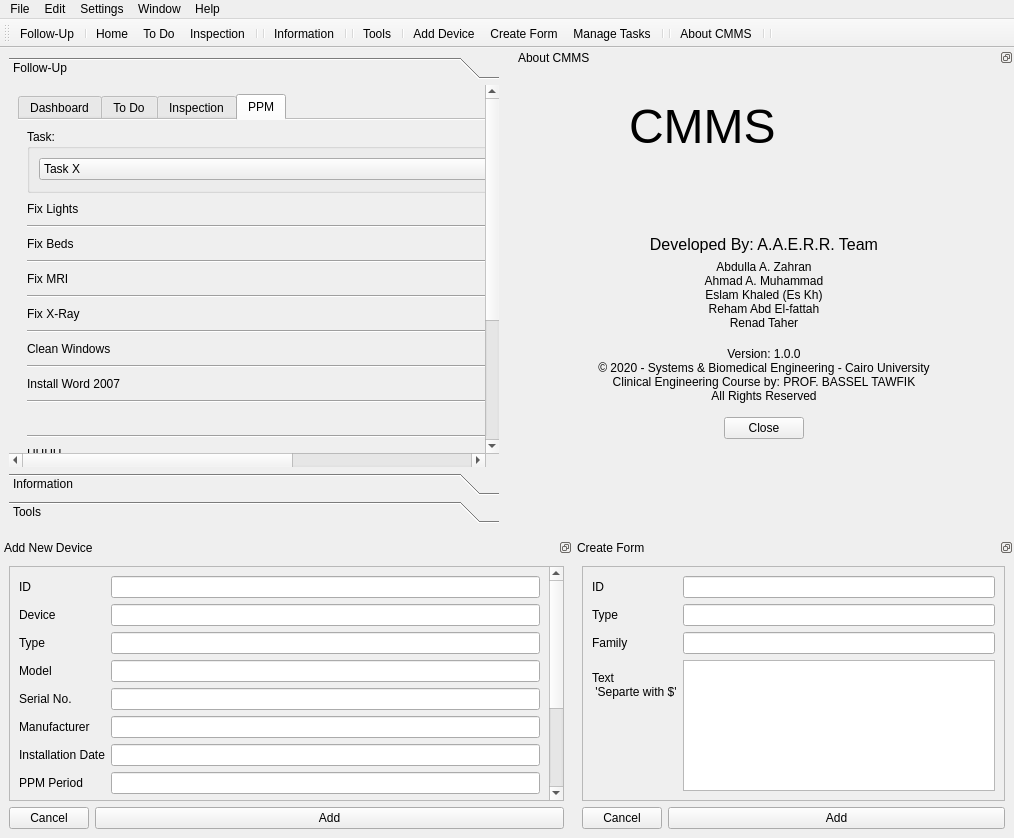
ASquaredM/CMMS-for-healthcare-institutions, file CMMS.ui: the form before one commit.
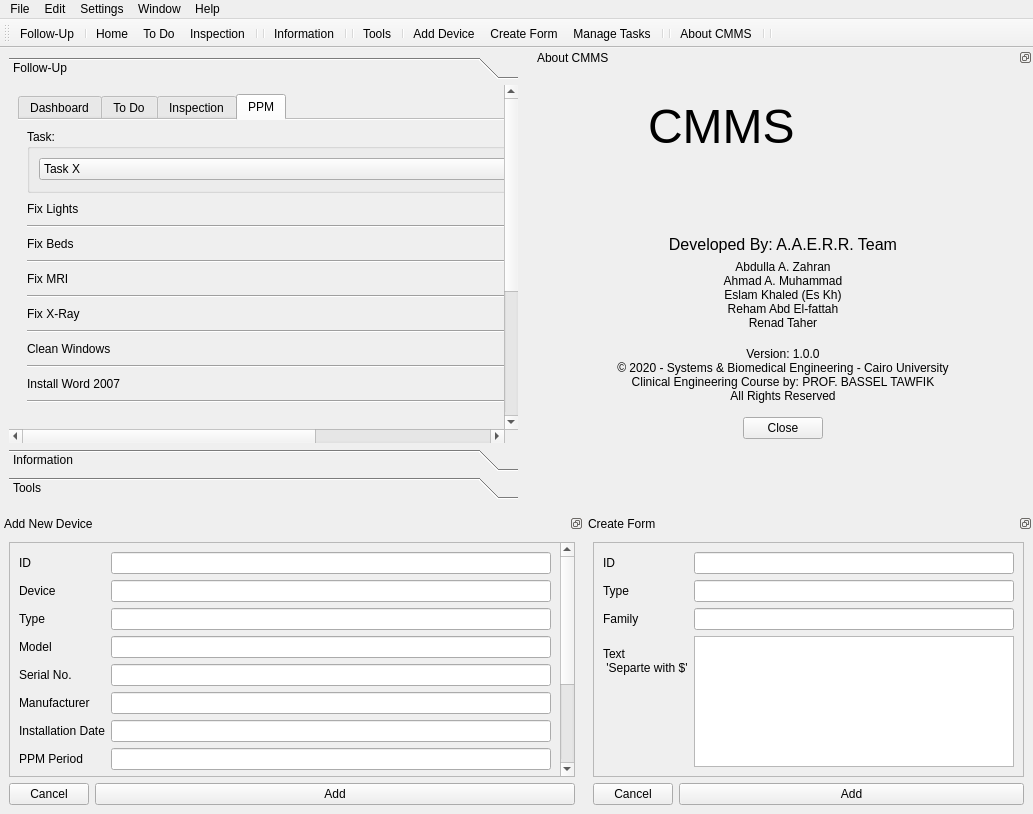
The form after the commit. The open tabs and pages were chosen to show the change. Icons and pictures are not drawn.

What changed in the file:
```diff
--- a/CMMS.ui
+++ b/CMMS.ui
@@ -6,8 +6,8 @@
    <rect>
     <x>0</x>
     <y>0</y>
-    <width>1014</width>
-    <height>838</height>
+    <width>1033</width>
+    <height>814</height>
    </rect>
   </property>
   <property name="windowTitle">
@@ -25,8 +25,8 @@
         <rect>
          <x>0</x>
          <y>-258</y>
-         <width>802</width>
-         <height>650</height>
+         <width>1015</width>
+         <height>634</height>
         </rect>
        </property>
        <attribute name="icon">
@@ -1128,7 +1128,7 @@
               </property>
               <layout class="QGridLayout" name="gridLayout_14">
                <item row="0" column="1">
-                <widget class="QDateEdit" name="dateEdit_3">
+                <widget class="QDateEdit" name="dateEdit">
                  <property name="sizePolicy">
                   <sizepolicy hsizetype="Fixed" vsizetype="Fixed">
                    <horstretch>0</horstretch>
@@ -1191,9 +1191,9 @@
              </widget>
             </item>
             <item>
-             <layout class="QGridLayout" name="gridLayout_13">
+             <layout class="QGridLayout" name="gridLayout_7">
               <item row="14" column="2">
-               <widget class="QCheckBox" name="checkq8_4">
+               <widget class="QCheckBox" name="checkq8">
                 <property name="sizePolicy">
                  <sizepolicy hsizetype="Fixed" vsizetype="Fixed">
                   <horstretch>0</horstretch>
@@ -1206,7 +1206,7 @@
                </widget>
               </item>
               <item row="12" column="2">
-               <widget class="QCheckBox" name="checkq7_4">
+               <widget class="QCheckBox" name="checkq7">
                 <property name="sizePolicy">
                  <sizepolicy hsizetype="Fixed" vsizetype="Fixed">
                   <horstretch>0</horstretch>
@@ -1219,14 +1219,14 @@
                </widget>
               </item>
               <item row="0" column="0">
-               <widget class="QLabel" name="q1_4">
+               <widget class="QLabel" name="q1">
                 <property name="text">
                  <string>Fix Lights</string>
                 </property>
                </widget>
               </item>
               <item row="2" column="2">
-               <widget class="QCheckBox" name="checkq2_4">
+               <widget class="QCheckBox" name="checkq2">
                 <property name="sizePolicy">
                  <sizepolicy hsizetype="Fixed" vsizetype="Fixed">
                   <horstretch>0</horstretch>
@@ -1239,14 +1239,14 @@
                </widget>
               </item>
               <item row="2" column="0">
-               <widget class="QLabel" name="q2_4">
+               <widget class="QLabel" name="q2">
                 <property name="text">
                  <string>Fix Beds</string>
                 </property>
                </widget>
               </item>
               <item row="18" column="2">
-               <widget class="QCheckBox" name="checkq10_4">
+               <widget class="QCheckBox" name="checkq10">
                 <property name="sizePolicy">
                  <sizepolicy hsizetype="Fixed" vsizetype="Fixed">
                   <horstretch>0</horstretch>
@@ -1259,14 +1259,14 @@
                </widget>
               </item>
               <item row="17" column="0">
-               <widget class="Line" name="line_13">
+               <widget class="Line" name="line_9">
                 <property name="orientation">
                  <enum>Qt::Horizontal</enum>
                 </property>
                </widget>
               </item>
               <item row="16" column="2">
-               <widget class="QCheckBox" name="checkq9_4">
+               <widget class="QCheckBox" name="checkq9">
                 <property name="sizePolicy">
                  <sizepolicy hsizetype="Fixed" vsizetype="Fixed">
                   <horstretch>0</horstretch>
@@ -1279,42 +1279,42 @@
                </widget>
               </item>
               <item row="12" column="0">
-               <widget class="QLabel" name="q7_4">
+               <widget class="QLabel" name="q7">
                 <property name="text">
                  <string/>
                 </property>
                </widget>
               </item>
               <item row="8" column="0">
-               <widget class="QLabel" name="q5_4">
+               <widget class="QLabel" name="q5">
                 <property name="text">
                  <string>Clean Windows</string>
                 </property>
                </widget>
               </item>
               <item row="14" column="0">
-               <widget class="QLabel" name="q8_4">
+               <widget class="QLabel" name="q8">
                 <property name="text">
                  <string>HHHH</string>
                 </property>
                </widget>
               </item>
               <item row="18" column="0">
-               <widget class="QLabel" name="q10_4">
+               <widget class="QLabel" name="q10">
                 <property name="text">
                  <string>HhHh</string>
                 </property>
                </widget>
               </item>
               <item row="3" column="0">
-               <widget class="Line" name="line_34">
+               <widget class="Line" name="line_2">
                 <property name="orientation">
                  <enum>Qt::Horizontal</enum>
                 </property>
                </widget>
               </item>
               <item row="6" column="2">
-               <widget class="QCheckBox" name="checkq4_4">
+               <widget class="QCheckBox" name="checkq4">
                 <property name="sizePolicy">
                  <sizepolicy hsizetype="Fixed" vsizetype="Fixed">
                   <horstretch>0</horstretch>
@@ -1327,14 +1327,14 @@
                </widget>
               </item>
               <item row="4" column="0">
-               <widget class="QLabel" name="q3_4">
+               <widget class="QLabel" name="q3">
                 <property name="text">
                  <string>Fix MRI</string>
                 </property>
                </widget>
               </item>
               <item row="4" column="2">
-               <widget class="QCheckBox" name="checkq3_4">
+               <widget class="QCheckBox" name="checkq3">
                 <property name="sizePolicy">
                  <sizepolicy hsizetype="Fixed" vsizetype="Fixed">
                   <horstretch>0</horstretch>
@@ -1347,28 +1347,28 @@
                </widget>
               </item>
               <item row="5" column="0">
-               <widget class="Line" name="line_35">
+               <widget class="Line" name="line_3">
                 <property name="orientation">
                  <enum>Qt::Horizontal</enum>
                 </property>
                </widget>
               </item>
               <item row="16" column="0">
-               <widget class="QLabel" name="q9_4">
+               <widget class="QLabel" name="q9">
                 <property name="text">
                  <string>hhhh</string>
                 </property>
                </widget>
               </item>
               <item row="9" column="0">
-               <widget class="Line" name="line_36">
+               <widget class="Line" name="line_5">
                 <property name="orientation">
                  <enum>Qt::Horizontal</enum>
                 </property>
                </widget>
               </item>
               <item row="10" column="2">
-               <widget class="QCheckBox" name="checkq6_4">
+               <widget class="QCheckBox" name="checkq6">
                 <property name="sizePolicy">
                  <sizepolicy hsizetype="Fixed" vsizetype="Fixed">
                   <horstretch>0</horstretch>
@@ -1381,7 +1381,7 @@
                </widget>
               </item>
               <item row="0" column="2">
-               <widget class="QCheckBox" name="checkq1_4">
+               <widget class="QCheckBox" name="checkq1">
                 <property name="sizePolicy">
                  <sizepolicy hsizetype="Fixed" vsizetype="Fixed">
                   <horstretch>0</horstretch>
@@ -1394,49 +1394,49 @@
                </widget>
               </item>
               <item row="1" column="0">
-               <widget class="Line" name="line_37">
+               <widget class="Line" name="line_1">
                 <property name="orientation">
                  <enum>Qt::Horizontal</enum>
                 </property>
                </widget>
               </item>
               <item row="10" column="0">
-               <widget class="QLabel" name="q6_4">
+               <widget class="QLabel" name="q6">
                 <property name="text">
                  <string>Install Word 2007</string>
                 </property>
                </widget>
               </item>
               <item row="11" column="0">
-               <widget class="Line" name="line_38">
+               <widget class="Line" name="line_6">
                 <property name="orientation">
                  <enum>Qt::Horizontal</enum>
                 </property>
                </widget>
               </item>
               <item row="7" column="0">
-               <widget class="Line" name="line_39">
+               <widget class="Line" name="line_4">
                 <property name="orientation">
                  <enum>Qt::Horizontal</enum>
                 </property>
                </widget>
               </item>
               <item row="13" column="0">
-               <widget class="Line" name="line_40">
+               <widget class="Line" name="line_7">
                 <property name="orientation">
                  <enum>Qt::Horizontal</enum>
                 </property>
                </widget>
               </item>
               <item row="6" column="0">
-               <widget class="QLabel" name="q4_4">
+               <widget class="QLabel" name="q4">
                 <property name="text">
                  <string>Fix X-Ray</string>
                 </property>
                </widget>
               </item>
               <item row="8" column="2">
-               <widget class="QCheckBox" name="checkq5_4">
+               <widget class="QCheckBox" name="checkq5">
                 <property name="sizePolicy">
                  <sizepolicy hsizetype="Fixed" vsizetype="Fixed">
                   <horstretch>0</horstretch>
@@ -1449,14 +1449,14 @@
                </widget>
               </item>
               <item row="15" column="0">
-               <widget class="Line" name="line_41">
+               <widget class="Line" name="line_8">
                 <property name="orientation">
                  <enum>Qt::Horizontal</enum>
                 </property>
                </widget>
               </item>
               <item row="19" column="2">
-               <widget class="QPushButton" name="SubmitAnswers_button_4">
+               <widget class="QPushButton" name="SubmitAnswers_button">
                 <property name="sizePolicy">
                  <sizepolicy hsizetype="Fixed" vsizetype="Fixed">
                   <horstretch>0</horstretch>
@@ -1469,9 +1469,9 @@
                </widget>
               </item>
               <item row="19" column="0">
-               <layout class="QHBoxLayout" name="horizontalLayout_7">
+               <layout class="QHBoxLayout" name="horizontalLayout">
                 <item>
-                 <widget class="QLabel" name="label_4">
+                 <widget class="QLabel" name="label">
                   <property name="font">
                    <font>
                     <weight>75</weight>
@@ -1484,12 +1484,12 @@
                  </widget>
                 </item>
                 <item>
-                 <widget class="QTextEdit" name="textEdit_4">
+                 <widget class="QTextEdit" name="textEdit">
                   <property name="html">
                    <string>&lt;!DOCTYPE HTML PUBLIC &quot;-//W3C//DTD HTML 4.0//EN&quot; &quot;http://www.w3.org/TR/REC-html40/strict.dtd&quot;&gt;
 &lt;html&gt;&lt;head&gt;&lt;meta name=&quot;qrichtext&quot; content=&quot;1&quot; /&gt;&lt;style type=&quot;text/css&quot;&gt;
 p, li { white-space: pre-wrap; }
-&lt;/style&gt;&lt;/head&gt;&lt;body style=&quot; font-family:'MS Shell Dlg 2'; font-size:7.8pt; font-weight:400; font-style:normal;&quot;&gt;
+&lt;/style&gt;&lt;/head&gt;&lt;body style=&quot; font-family:'MS Shell Dlg 2'; font-size:8.25pt; font-weight:400; font-style:normal;&quot;&gt;
 &lt;p style=&quot;-qt-paragraph-type:empty; margin-top:0px; margin-bottom:0px; margin-left:0px; margin-right:0px; -qt-block-indent:0; text-indent:0px; font-size:7.85455pt;&quot;&gt;&lt;br /&gt;&lt;/p&gt;&lt;/body&gt;&lt;/html&gt;</string>
                   </property>
                  </widget>
@@ -1533,7 +1533,7 @@
              </layout>
             </item>
             <item>
-             <widget class="Line" name="line_12">
+             <widget class="Line" name="line_11">
               <property name="orientation">
                <enum>Qt::Horizontal</enum>
               </property>
@@ -2082,8 +2082,8 @@
     <rect>
      <x>0</x>
      <y>0</y>
-     <width>1014</width>
-     <height>26</height>
+     <width>1033</width>
+     <height>21</height>
     </rect>
    </property>
    <widget class="QMenu" name="menuFile">
```
Left out of the diff: 27 changed lines with no effect on the pictures.
